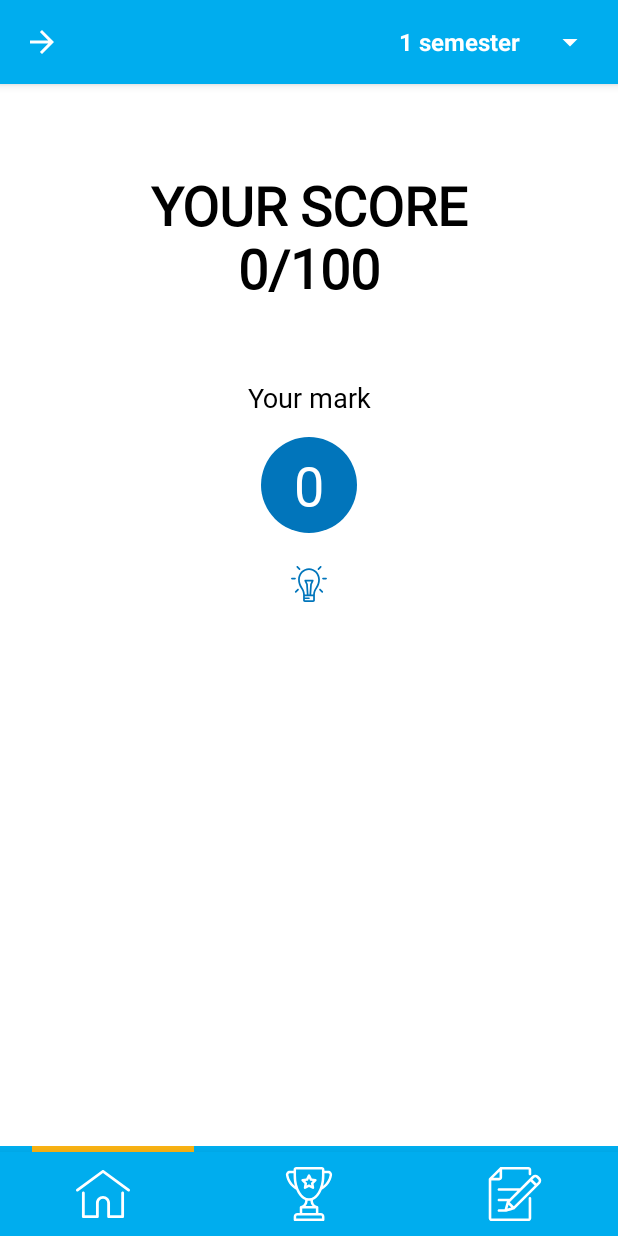
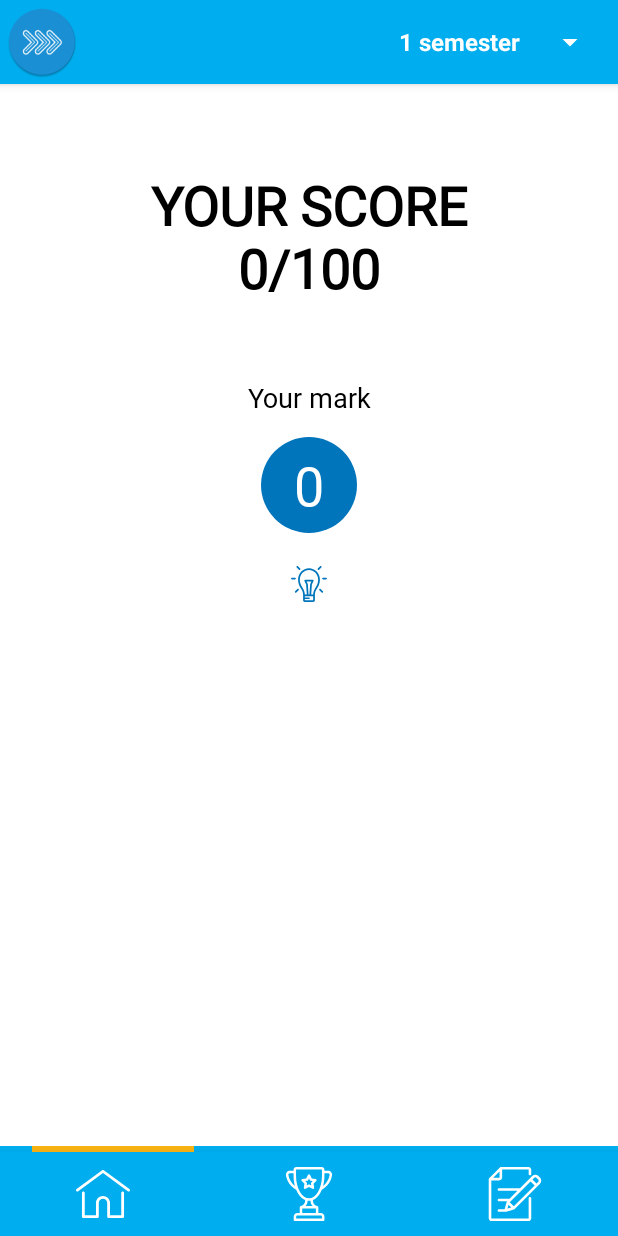
Before and after one commit to Osa-sergey/BRS-1, an Android app: the screen it shows after launch (MainActivity), on a phone screen of 412 x 824 dp. Run offline under Robolectric (Android 15) with nearby library versions, the phone set to English and light mode, and no system bars; our stand-ins replace Room's generated code; libraries missing offline, so code that uses them is left out: com.shawnlin.numberpicker.

Commit message:
сменил иконку

```diff
--- a/app/src/main/java/com/misis/brs/MainActivity.java
+++ b/app/src/main/java/com/misis/brs/MainActivity.java
@@ -107,7 +107,7 @@ public class MainActivity extends AppCompatActivity
         });
 
         drawer = findViewById(R.id.drawer_layout);
-        getSupportActionBar().setHomeAsUpIndicator(R.drawable.ic_arrow_forward);
+        getSupportActionBar().setHomeAsUpIndicator(R.mipmap.ic_arrow_forward);
         getSupportActionBar().setDisplayHomeAsUpEnabled(true);
         navigationView.setNavigationItemSelectedListener(this);
 
```
Also changed, not shown: app/src/main/ic_arrow_forward-web.png (added), app/src/main/res/mipmap-hdpi/ic_arrow_forward.png (added), app/src/main/res/mipmap-mdpi/ic_arrow_forward.png (added), app/src/main/res/mipmap-xhdpi/ic_arrow_forward.png (added), app/src/main/res/mipmap-xxhdpi/ic_arrow_forward.png (added), app/src/main/res/mipmap-xxxhdpi/ic_arrow_forward.png (added).
